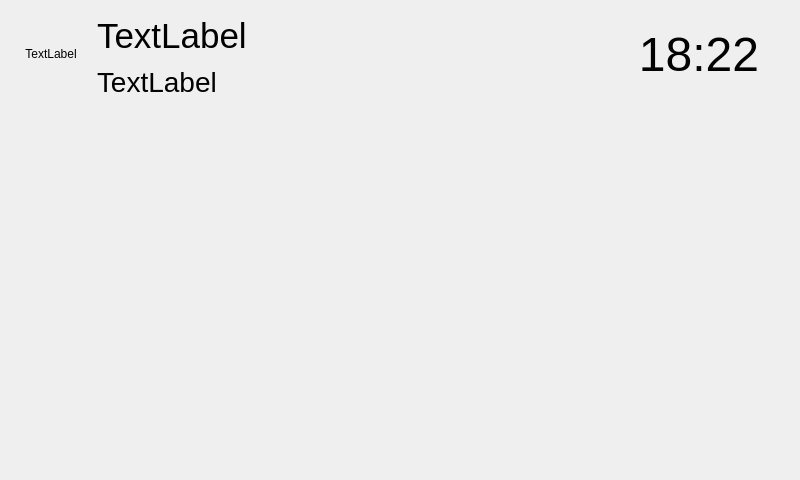
Old version of the form openweathermain.ui in the repository jaqub/openweather.
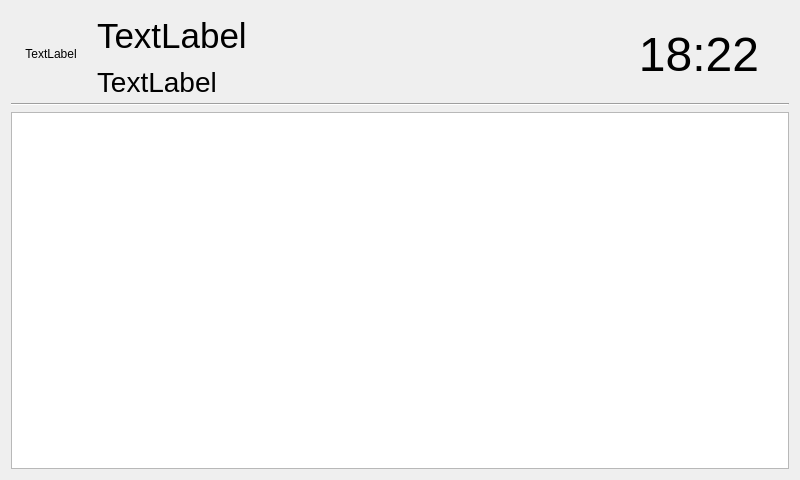
New version of the form.

Commit message: [SRC] Add QWidgetList to show forecast weather items

Patch:
```diff
--- a/openweathermain.ui
+++ b/openweathermain.ui
@@ -175,17 +175,14 @@
     </layout>
    </item>
    <item>
-    <spacer name="verticalSpacer">
+    <widget class="Line" name="line">
      <property name="orientation">
-      <enum>Qt::Vertical</enum>
+      <enum>Qt::Horizontal</enum>
      </property>
-     <property name="sizeHint" stdset="0">
-      <size>
-       <width>20</width>
-       <height>40</height>
-      </size>
-     </property>
-    </spacer>
+    </widget>
+   </item>
+   <item>
+    <widget class="QListWidget" name="forecastLst"/>
    </item>
   </layout>
  </widget>
```
The commit also changes 1 other file.
